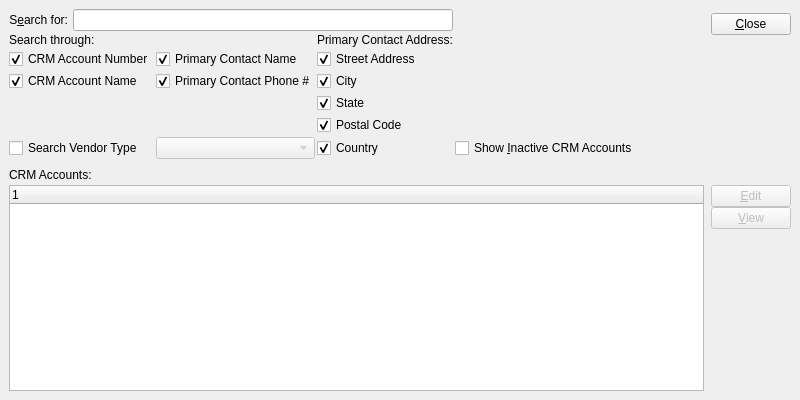
The window that xtuple/trunk/guiclient/searchForCRMAccount.ui (WooodHead/xtuple) describes before a commit, drawn with Qt 5.
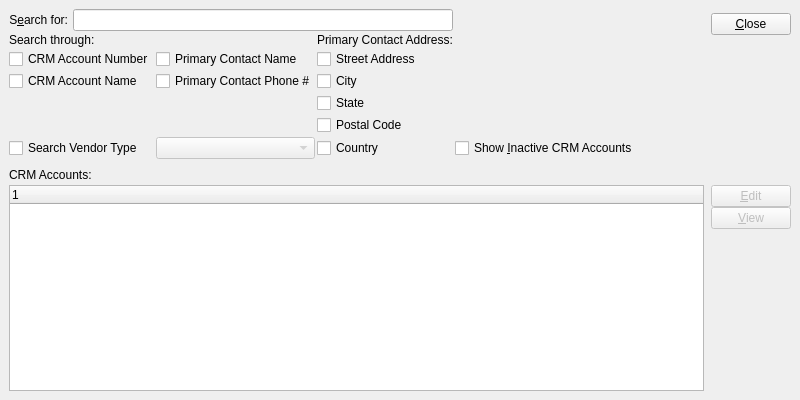
The same window after the commit. Custom widgets are drawn as their Qt base class.

Patch:
```diff
--- a/xtuple/trunk/guiclient/searchForCRMAccount.ui
+++ b/xtuple/trunk/guiclient/searchForCRMAccount.ui
@@ -67,9 +67,6 @@
           <property name="text" >
            <string>Primary Contact Phone #</string>
           </property>
-          <property name="checked" >
-           <bool>true</bool>
-          </property>
          </widget>
         </item>
         <item row="3" column="0" >
@@ -77,9 +74,6 @@
           <property name="text" >
            <string>CRM Account Name</string>
           </property>
-          <property name="checked" >
-           <bool>true</bool>
-          </property>
          </widget>
         </item>
         <item row="6" column="3" >
@@ -97,9 +91,6 @@
           <property name="text" >
            <string>City</string>
           </property>
-          <property name="checked" >
-           <bool>true</bool>
-          </property>
          </widget>
         </item>
         <item row="4" column="2" >
@@ -107,9 +98,6 @@
           <property name="text" >
            <string>State</string>
           </property>
-          <property name="checked" >
-           <bool>true</bool>
-          </property>
          </widget>
         </item>
         <item row="2" column="1" >
@@ -117,9 +105,6 @@
           <property name="text" >
            <string>Primary Contact Name</string>
           </property>
-          <property name="checked" >
-           <bool>true</bool>
-          </property>
          </widget>
         </item>
         <item row="5" column="2" >
@@ -127,9 +112,6 @@
           <property name="text" >
            <string>Postal Code</string>
           </property>
-          <property name="checked" >
-           <bool>true</bool>
-          </property>
          </widget>
         </item>
         <item row="2" column="2" >
@@ -137,9 +119,6 @@
           <property name="text" >
            <string>Street Address</string>
           </property>
-          <property name="checked" >
-           <bool>true</bool>
-          </property>
          </widget>
         </item>
         <item row="2" column="0" >
@@ -147,9 +126,6 @@
           <property name="text" >
            <string>CRM Account Number</string>
           </property>
-          <property name="checked" >
-           <bool>true</bool>
-          </property>
          </widget>
         </item>
         <item row="1" column="0" colspan="2" >
@@ -164,9 +140,6 @@
           <property name="text" >
            <string>Country</string>
           </property>
-          <property name="checked" >
-           <bool>true</bool>
-          </property>
          </widget>
         </item>
         <item row="1" column="2" >
@@ -374,6 +347,11 @@
    <extends>QComboBox</extends>
    <header>xcombobox.h</header>
   </customwidget>
+  <customwidget>
+   <class>XCheckBox</class>
+   <extends>QCheckBox</extends>
+   <header>xcheckbox.h</header>
+  </customwidget>
   <customwidget>
    <class>XTreeWidget</class>
    <extends>QTreeWidget</extends>
```
Left out of the diff: 22 changed lines with no effect on the pictures.
